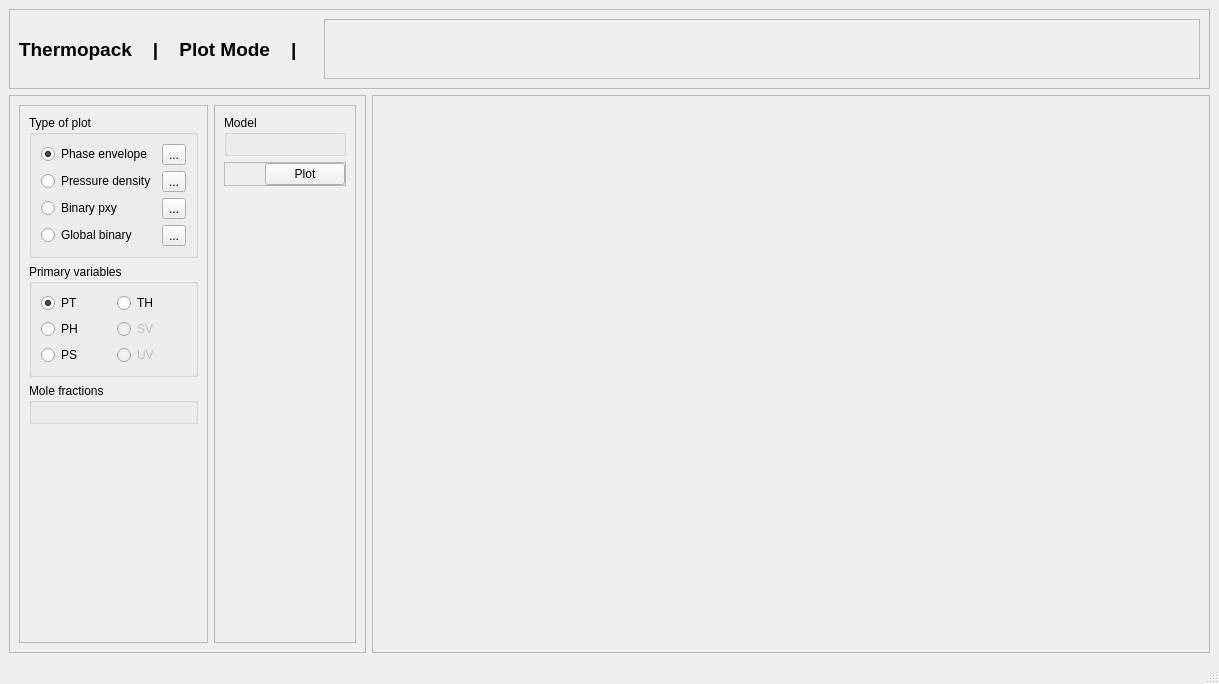
The window that addon/pycThermopack/pyctp/gui/widgets/layouts/plot_mode.ui (thermotools/thermopack) describes before a commit, drawn with Qt 5.
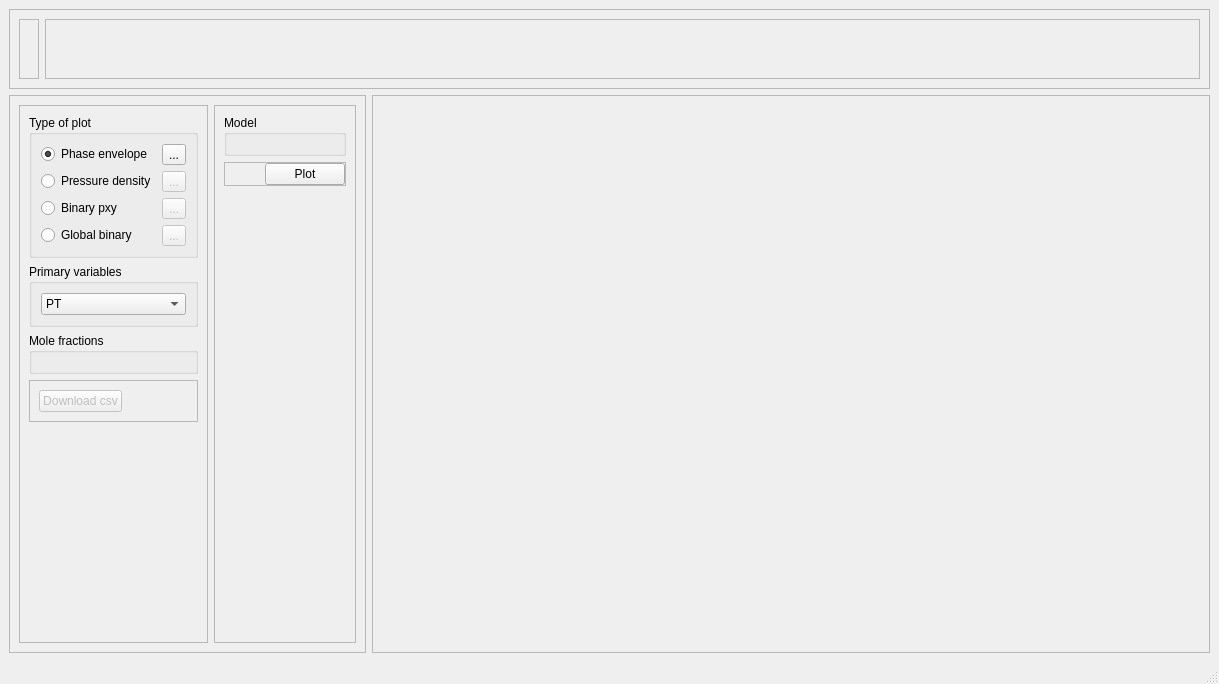
The same window after the commit.

Commit message: Csv download in plot mode

Patch:
```diff
--- a/addon/pycThermopack/pyctp/gui/widgets/layouts/plot_mode.ui
+++ b/addon/pycThermopack/pyctp/gui/widgets/layouts/plot_mode.ui
@@ -89,6 +89,9 @@
              </item>
              <item row="2" column="1">
               <widget class="QToolButton" name="p_rho_toolbtn">
+               <property name="enabled">
+                <bool>false</bool>
+               </property>
                <property name="text">
                 <string>...</string>
                </property>
@@ -106,6 +109,9 @@
              </item>
              <item row="4" column="1">
               <widget class="QToolButton" name="global_binary_toolbtn">
+               <property name="enabled">
+                <bool>false</bool>
+               </property>
                <property name="text">
                 <string>...</string>
                </property>
@@ -132,6 +138,9 @@
              </item>
              <item row="3" column="1">
               <widget class="QToolButton" name="bin_pxy_toolbtn">
+               <property name="enabled">
+                <bool>false</bool>
+               </property>
                <property name="text">
                 <string>...</string>
                </property>
@@ -152,82 +161,28 @@
              <string>Primary variables</string>
             </property>
             <layout class="QGridLayout" name="gridLayout_3">
-             <item row="1" column="0">
-              <widget class="QRadioButton" name="ph_btn">
-               <property name="enabled">
-                <bool>true</bool>
-               </property>
-               <property name="text">
-                <string>PH</string>
-               </property>
-               <attribute name="buttonGroup">
-                <string notr="true">prim_vars_btn_group</string>
-               </attribute>
-              </widget>
-             </item>
-             <item row="2" column="0">
-              <widget class="QRadioButton" name="ps_btn">
-               <property name="enabled">
-                <bool>true</bool>
-               </property>
-               <property name="text">
-                <string>PS</string>
-               </property>
-               <attribute name="buttonGroup">
-                <string notr="true">prim_vars_btn_group</string>
-               </attribute>
-              </widget>
-             </item>
-             <item row="1" column="1">
-              <widget class="QRadioButton" name="sv_btn">
-               <property name="enabled">
-                <bool>false</bool>
-               </property>
-               <property name="text">
-                <string>SV</string>
-               </property>
-               <attribute name="buttonGroup">
-                <string notr="true">prim_vars_btn_group</string>
-               </attribute>
-              </widget>
-             </item>
-             <item row="2" column="1">
-              <widget class="QRadioButton" name="uv_btn">
-               <property name="enabled">
-                <bool>false</bool>
-               </property>
-               <property name="text">
-                <string>UV</string>
-               </property>
-               <attribute name="buttonGroup">
-                <string notr="true">prim_vars_btn_group</string>
-               </attribute>
-              </widget>
-             </item>
-             <item row="0" column="0">
-              <widget class="QRadioButton" name="pt_btn">
-               <property name="text">
-                <string>PT</string>
-               </property>
-               <property name="checked">
-                <bool>true</bool>
-               </property>
-               <attribute name="buttonGroup">
-                <string notr="true">prim_vars_btn_group</string>
-               </attribute>
-              </widget>
-             </item>
-             <item row="0" column="1">
-              <widget class="QRadioButton" name="th_btn">
-               <property name="enabled">
-                <bool>true</bool>
-               </property>
-               <property name="text">
-                <string>TH</string>
-               </property>
-               <attribute name="buttonGroup">
-                <string notr="true">prim_vars_btn_group</string>
-               </attribute>
+             <item row="3" column="1">
+              <widget class="QComboBox" name="prim_vars_dropdown">
+               <item>
+                <property name="text">
+                 <string>PT</string>
+                </property>
+               </item>
+               <item>
+                <property name="text">
+                 <string>PH</string>
+                </property>
+               </item>
+               <item>
+                <property name="text">
+                 <string>PS</string>
+                </property>
+               </item>
+               <item>
+                <property name="text">
+                 <string>TH</string>
+                </property>
+               </item>
               </widget>
              </item>
             </layout>
@@ -247,6 +202,41 @@
             <layout class="QFormLayout" name="fractions_layout"/>
            </widget>
           </item>
+          <item>
+           <widget class="QFrame" name="frame_4">
+            <property name="frameShape">
+             <enum>QFrame::StyledPanel</enum>
+            </property>
+            <property name="frameShadow">
+             <enum>QFrame::Raised</enum>
+            </property>
+            <layout class="QHBoxLayout" name="horizontalLayout_3">
+             <item>
+              <widget class="QPushButton" name="download_csv_btn">
+               <property name="enabled">
+                <bool>false</bool>
+               </property>
+               <property name="text">
+                <string>Download csv</string>
+               </property>
+              </widget>
+             </item>
+             <item>
+              <spacer name="horizontalSpacer_2">
+               <property name="orientation">
+                <enum>Qt::Horizontal</enum>
+               </property>
+               <property name="sizeHint" stdset="0">
+                <size>
+                 <width>40</width>
+                 <height>20</height>
+                </size>
+               </property>
+              </spacer>
+             </item>
+            </layout>
+           </widget>
+          </item>
           <item>
            <spacer name="verticalSpacer">
             <property name="orientation">
@@ -388,18 +378,14 @@
       </property>
       <layout class="QHBoxLayout" name="horizontalLayout">
        <item>
-        <widget class="QLabel" name="plot_mode_title">
-         <property name="font">
-          <font>
-           <family>Arial</family>
-           <pointsize>14</pointsize>
-           <weight>75</weight>
-           <bold>true</bold>
-          </font>
+        <widget class="QFrame" name="logo_frame">
+         <property name="frameShape">
+          <enum>QFrame::StyledPanel</enum>
          </property>
-         <property name="text">
-          <string>Thermopack    |    Plot Mode    |    </string>
+         <property name="frameShadow">
+          <enum>QFrame::Raised</enum>
          </property>
+         <layout class="QHBoxLayout" name="logo_layout"/>
         </widget>
        </item>
        <item>
```
Left out of the diff: 4 changed lines with no effect on the pictures. The commit also changes 2 other files.
